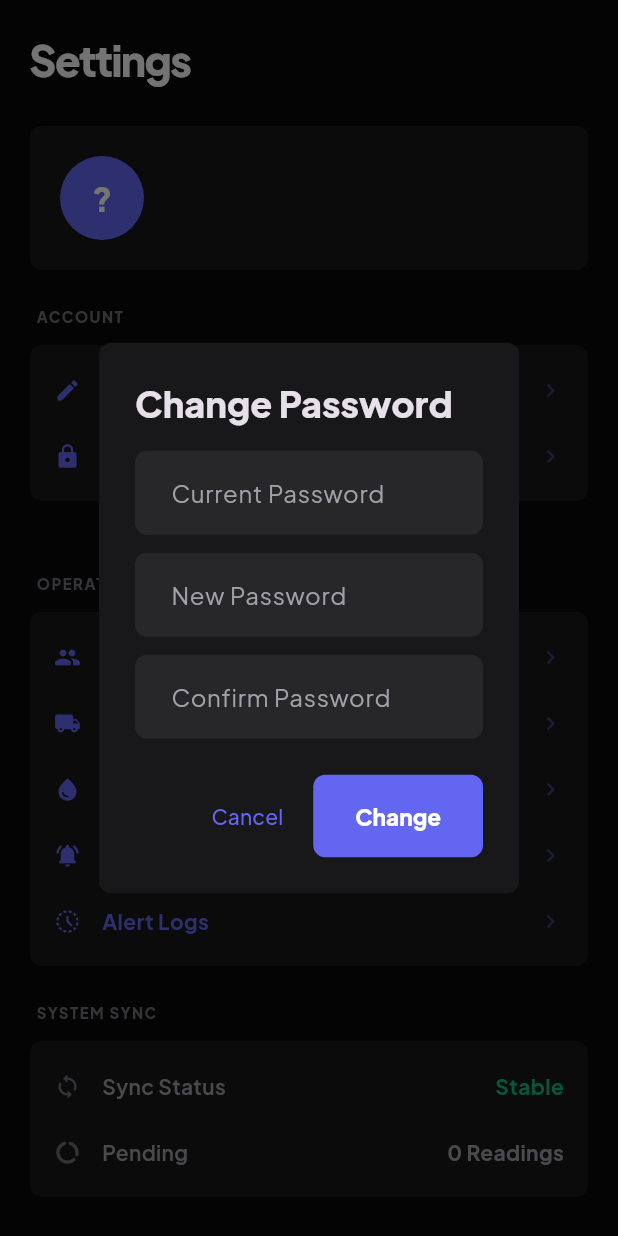
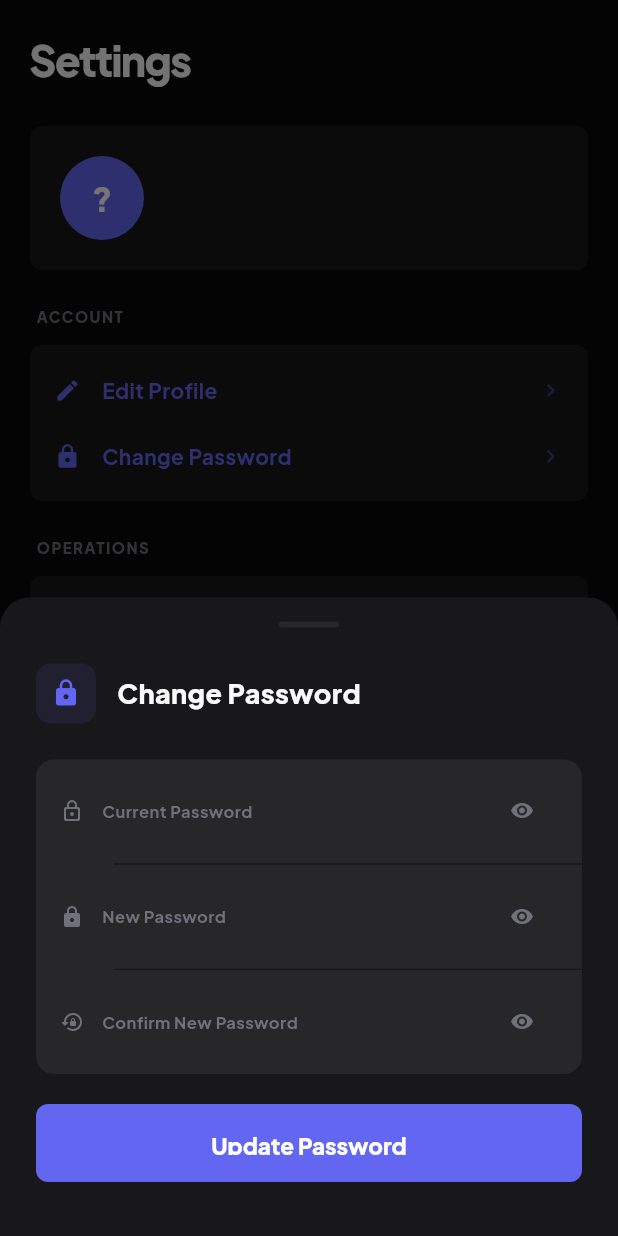
Before and after one commit to Aarondio/fuelops-frontend, a Flutter app: the ProfileScreen screen opened directly, after a tap on "Change Password", on a phone screen of 412 x 824 dp. Run offline on Flutter 3.47's test engine with Material 3 defaults, Android fonts, the phone set to English and light mode, and no system bars; our stand-ins replace connectivity_plus, flutter_dotenv, flutter_image_compress, flutter_secure_storage, google_fonts, image_picker and 1 more; missing offline and left inert: google_mlkit_text_recognition; accounts and stored records are empty.

Commit message:
redesign: replace AlertDialog modals with polished bottom sheets on profile screen
- Swap all 3 AlertDialogs (edit profile, change password, sign out) for
  showModalBottomSheet with drag handle, matching app design language
- Extract reusable _FormSheet + _SheetField components — both form modals
  share identical rendering logic with zero duplication
- Group fields in surfaceLight container with per-field leading icons and
  dividers between rows (settings-list style)
- Add show/hide toggle to every password field (was completely missing)
- Inline error banner below fields instead of disappearing snackbar
- Keyboard-aware layout via viewInsets.bottom padding
- Sign out sheet: circular icon, explanatory copy, stacked full-width
  buttons (Sign Out red + Cancel outlined) replacing cramped inline actions

Co-Authored-By: Claude Opus 4.6 <noreply@anthropic.com>

```diff
--- a/lib/screens/profile_screen.dart
+++ b/lib/screens/profile_screen.dart
@@ -18,46 +18,19 @@ class ProfileScreen extends StatefulWidget {
 }
 
 class _ProfileScreenState extends State<ProfileScreen> {
-  void _showEditProfileDialog(BuildContext context, AuthProvider auth) {
+  void _showEditProfileSheet(BuildContext context, AuthProvider auth) {
     final nameController = TextEditingController(text: auth.user?.name ?? '');
     final emailController = TextEditingController(text: auth.user?.email ?? '');
-    bool isSubmitting = false;
 
-    showDialog(
+    showModalBottomSheet(
       context: context,
-      builder: (ctx) => StatefulBuilder(
-        builder: (ctx, setDialogState) => AlertDialog(
-          backgroundColor: AppColors.surface,
-          shape: RoundedRectangleBorder(borderRadius: BorderRadius.circular(AppRadius.lg)),
-          title: const Text('Edit Profile', style: TextStyle(fontWeight: FontWeight.w800)),
-          content: Column(
-            mainAxisSize: MainAxisSize.min,
-            children: [
-              TextField(
-                controller: nameController,
-                decoration: const InputDecoration(labelText: 'Name'),
-                style: const TextStyle(fontWeight: FontWeight.w600),
-              ),
-              const SizedBox(height: 16),
-              TextField(
-                controller: emailController,
-                decoration: const InputDecoration(labelText: 'Email'),
-                keyboardType: TextInputType.emailAddress,
-                style: const TextStyle(fontWeight: FontWeight.w600),
-              ),
-            ],
-          ),
-          actions: [
-            TextButton(
-              onPressed: () => Navigator.pop(ctx),
-              child: const Text('Cancel'),
-            ),
-            FilledButton(
-              onPressed: isSubmitting
-                  ? null
-                  : () async {
-                      setDialogState(() => isSubmitting = true);
-                      try {
+      isScrollControlled: true,
+      backgroundColor: Colors.transparent,
+      builder: (ctx) => _FormSheet(
+        title: 'Edit Profile',
+        icon: Icons.person_rounded,
+        submitLabel: 'Save Changes',
+        onSubmit: (setSheetState) async {
           final apiService = ApiService();
           await apiService.updateProfile(
             name: nameController.text.trim(),
@@ -65,29 +38,152 @@ class _ProfileScreenState extends State<ProfileScreen> {
           );
           if (ctx.mounted) Navigator.pop(ctx);
           if (mounted) {
-                          auth.checkAuth(); // Refresh user data
-                          ScaffoldMessenger.of(context).showSnackBar(
-                            const SnackBar(
-                              content: Text('Profile updated', style: TextStyle(fontWeight: FontWeight.w700)),
-                              backgroundColor: AppColors.success,
+            auth.checkAuth();
+            _showSnack('Profile updated', AppColors.success);
+          }
+        },
+        fields: [
+          _SheetField(
+            controller: nameController,
+            label: 'Full Name',
+            icon: Icons.badge_rounded,
+          ),
+          _SheetField(
+            controller: emailController,
+            label: 'Email Address',
+            icon: Icons.email_rounded,
+            keyboardType: TextInputType.emailAddress,
+          ),
+        ],
       ),
     );
   }
-                      } catch (e) {
-                        setDialogState(() => isSubmitting = false);
-                        if (ctx.mounted) {
-                          ScaffoldMessenger.of(context).showSnackBar(
-                            SnackBar(
-                              content: Text('Failed: $e', style: const TextStyle(fontWeight: FontWeight.w700)),
-                              backgroundColor: AppColors.error,
+
+  void _showChangePasswordSheet(BuildContext context) {
+    final currentController = TextEditingController();
+    final newController = TextEditingController();
+    final confirmController = TextEditingController();
+
+    showModalBottomSheet(
+      context: context,
+      isScrollControlled: true,
+      backgroundColor: Colors.transparent,
+      builder: (ctx) => _FormSheet(
+        title: 'Change Password',
+        icon: Icons.lock_rounded,
+        submitLabel: 'Update Password',
+        onSubmit: (setSheetState) async {
+          if (newController.text != confirmController.text) {
+            throw Exception('Passwords do not match');
+          }
+          final apiService = ApiService();
+          await apiService.changePassword(
+            currentPassword: currentController.text,
+            newPassword: newController.text,
+          );
+          if (ctx.mounted) Navigator.pop(ctx);
+          if (mounted) {
+            _showSnack('Password changed successfully', AppColors.success);
+          }
+        },
+        fields: [
+          _SheetField(
+            controller: currentController,
+            label: 'Current Password',
+            icon: Icons.lock_outline_rounded,
+            obscureText: true,
+          ),
+          _SheetField(
+            controller: newController,
+            label: 'New Password',
+            icon: Icons.lock_rounded,
+            obscureText: true,
+          ),
+          _SheetField(
+            controller: confirmController,
+            label: 'Confirm New Password',
+            icon: Icons.lock_reset_rounded,
+            obscureText: true,
+          ),
+        ],
       ),
     );
   }
+
+  void _handleLogout(BuildContext context, AuthProvider auth) {
+    showModalBottomSheet(
+      context: context,
+      backgroundColor: Colors.transparent,
+      builder: (ctx) => Container(
+        decoration: const BoxDecoration(
+          color: AppColors.surface,
+          borderRadius: BorderRadius.vertical(top: Radius.circular(20)),
+        ),
+        padding: const EdgeInsets.fromLTRB(24, 16, 24, 36),
+        child: Column(
+          mainAxisSize: MainAxisSize.min,
+          children: [
+            // Drag handle
+            Container(
+              width: 40,
+              height: 4,
+              decoration: BoxDecoration(
+                color: AppColors.surfaceLight,
+                borderRadius: BorderRadius.circular(2),
+              ),
+            ),
+            const SizedBox(height: 28),
+
+            // Icon
+            Container(
+              padding: const EdgeInsets.all(16),
+              decoration: BoxDecoration(
+                color: AppColors.error.withValues(alpha: 0.1),
+                shape: BoxShape.circle,
+              ),
+              child: const Icon(Icons.logout_rounded, color: AppColors.error, size: 28),
+            ),
+            const SizedBox(height: 16),
+
+            const Text(
+              'Sign Out',
+              style: TextStyle(fontSize: 20, fontWeight: FontWeight.w900, color: AppColors.textPrimary),
+            ),
+            const SizedBox(height: 8),
+            const Text(
+              'Unsynced readings are stored locally and will sync automatically when you log back in.',
+              textAlign: TextAlign.center,
+              style: TextStyle(fontSize: 13, color: AppColors.textSecondary, height: 1.5),
+            ),
+            const SizedBox(height: 28),
+
+            SizedBox(
+              width: double.infinity,
+              height: 52,
+              child: FilledButton(
+                onPressed: () async {
+                  Navigator.pop(ctx);
+                  await auth.logout();
+                  if (context.mounted) {
+                    Navigator.of(context).pushReplacementNamed('/login');
                   }
                 },
-              child: isSubmitting
-                  ? const SizedBox(width: 16, height: 16, child: CircularProgressIndicator(strokeWidth: 2, color: Colors.white))
-                  : const Text('Save'),
+                style: FilledButton.styleFrom(backgroundColor: AppColors.error),
+                child: const Text('Sign Out'),
+              ),
+            ),
+            const SizedBox(height: 12),
+            SizedBox(
+              width: double.infinity,
+              height: 52,
+              child: OutlinedButton(
+                onPressed: () => Navigator.pop(ctx),
+                style: OutlinedButton.styleFrom(
+                  side: const BorderSide(color: AppColors.surfaceLight),
+                  foregroundColor: AppColors.textSecondary,
+                ),
+                child: const Text('Cancel'),
+              ),
             ),
           ],
         ),
@@ -95,98 +191,11 @@ class _ProfileScreenState extends State<ProfileScreen> {
     );
   }
 
-  void _showChangePasswordDialog(BuildContext context) {
-    final currentController = TextEditingController();
-    final newController = TextEditingController();
-    final confirmController = TextEditingController();
-    bool isSubmitting = false;
-
-    showDialog(
-      context: context,
-      builder: (ctx) => StatefulBuilder(
-        builder: (ctx, setDialogState) => AlertDialog(
-          backgroundColor: AppColors.surface,
-          shape: RoundedRectangleBorder(borderRadius: BorderRadius.circular(AppRadius.lg)),
-          title: const Text('Change Password', style: TextStyle(fontWeight: FontWeight.w800)),
-          content: Column(
-            mainAxisSize: MainAxisSize.min,
-            children: [
-              TextField(
-                controller: currentController,
-                obscureText: true,
-                decoration: const InputDecoration(labelText: 'Current Password'),
-                style: const TextStyle(fontWeight: FontWeight.w600),
-              ),
-              const SizedBox(height: 12),
-              TextField(
-                controller: newController,
-                obscureText: true,
-                decoration: const InputDecoration(labelText: 'New Password'),
-                style: const TextStyle(fontWeight: FontWeight.w600),
-              ),
-              const SizedBox(height: 12),
-              TextField(
-                controller: confirmController,
-                obscureText: true,
-                decoration: const InputDecoration(labelText: 'Confirm Password'),
-                style: const TextStyle(fontWeight: FontWeight.w600),
-              ),
-            ],
-          ),
-          actions: [
-            TextButton(
-              onPressed: () => Navigator.pop(ctx),
-              child: const Text('Cancel'),
-            ),
-            FilledButton(
-              onPressed: isSubmitting
-                  ? null
-                  : () async {
-                      if (newController.text != confirmController.text) {
-                        ScaffoldMessenger.of(context).showSnackBar(
-                          const SnackBar(
-                            content: Text('Passwords do not match', style: TextStyle(fontWeight: FontWeight.w700)),
-                            backgroundColor: AppColors.error,
-                          ),
-                        );
-                        return;
-                      }
-                      setDialogState(() => isSubmitting = true);
-                      try {
-                        final apiService = ApiService();
-                        await apiService.changePassword(
-                          currentPassword: currentController.text,
-                          newPassword: newController.text,
-                        );
-                        if (ctx.mounted) Navigator.pop(ctx);
-                        if (mounted) {
-                          ScaffoldMessenger.of(context).showSnackBar(
-                            const SnackBar(
-                              content: Text('Password changed', style: TextStyle(fontWeight: FontWeight.w700)),
-                              backgroundColor: AppColors.success,
-                            ),
-                          );
-                        }
-                      } catch (e) {
-                        setDialogState(() => isSubmitting = false);
-                        if (ctx.mounted) {
-                          ScaffoldMessenger.of(context).showSnackBar(
-                            SnackBar(
-                              content: Text('Failed: $e', style: const TextStyle(fontWeight: FontWeight.w700)),
-                              backgroundColor: AppColors.error,
-                            ),
-                          );
-                        }
-                      }
-                    },
-              child: isSubmitting
-                  ? const SizedBox(width: 16, height: 16, child: CircularProgressIndicator(strokeWidth: 2, color: Colors.white))
-                  : const Text('Change'),
-            ),
-          ],
-        ),
-      ),
-    );
+  void _showSnack(String message, Color color) {
+    ScaffoldMessenger.of(context).showSnackBar(SnackBar(
+      content: Text(message, style: const TextStyle(fontWeight: FontWeight.w700)),
+      backgroundColor: color,
+    ));
   }
 
   @override
@@ -232,19 +241,17 @@ class _ProfileScreenState extends State<ProfileScreen> {
                     icon: Icons.edit_rounded,
                     label: 'Edit Profile',
                     color: AppColors.primary,
-                    onTap: () => _showEditProfileDialog(context, auth),
+                    onTap: () => _showEditProfileSheet(context, auth),
                   ),
                   _ActionRow(
                     icon: Icons.lock_rounded,
                     label: 'Change Password',
                     color: AppColors.primary,
-                    onTap: () => _showChangePasswordDialog(context),
+                    onTap: () => _showChangePasswordSheet(context),
                   ),
                 ],
               ),
             ),
-
-            const SizedBox(height: 24),
 
             const SizedBox(height: 24),
 
@@ -382,37 +389,245 @@ class _ProfileScreenState extends State<ProfileScreen> {
       ),
     );
   }
+}
 
-  void _handleLogout(BuildContext context, AuthProvider auth) async {
-    final confirmed = await showDialog<bool>(
-      context: context,
-      builder: (ctx) => AlertDialog(
-        backgroundColor: AppColors.surface,
-        shape: RoundedRectangleBorder(borderRadius: BorderRadius.circular(AppRadius.lg)),
-        title: const Text('Sign Out', style: TextStyle(fontWeight: FontWeight.w800)),
-        content: const Text('Are you sure you want to sign out? Unsynced data is safe locally.'),
-        actions: [
-          TextButton(
-            onPressed: () => Navigator.pop(ctx, false),
-            child: const Text('Cancel'),
+// ── Reusable Bottom Sheet Form ─────────────────────────────────────────────
+
+class _SheetField {
+  final TextEditingController controller;
+  final String label;
+  final IconData icon;
+  final bool obscureText;
+  final TextInputType keyboardType;
+
+  const _SheetField({
+    required this.controller,
+    required this.label,
+    required this.icon,
+    this.obscureText = false,
+    this.keyboardType = TextInputType.text,
+  });
+}
+
+class _FormSheet extends StatefulWidget {
+  final String title;
+  final IconData icon;
+  final String submitLabel;
+  final List<_SheetField> fields;
+  final Future<void> Function(StateSetter setSheetState) onSubmit;
+
+  const _FormSheet({
+    required this.title,
+    required this.icon,
+    required this.submitLabel,
+    required this.fields,
+    required this.onSubmit,
+  });
+
+  @override
+  State<_FormSheet> createState() => _FormSheetState();
+}
+
+class _FormSheetState extends State<_FormSheet> {
+  bool _isSubmitting = false;
+  String? _error;
+  late final List<bool> _obscured;
+
+  @override
+  void initState() {
+    super.initState();
+    _obscured = widget.fields.map((f) => f.obscureText).toList();
+  }
+
+  Future<void> _submit() async {
+    setState(() {
+      _isSubmitting = true;
+      _error = null;
+    });
+    try {
+      await widget.onSubmit(setState);
+    } catch (e) {
+      if (mounted) {
+        setState(() {
+          _isSubmitting = false;
+          _error = e.toString().replaceFirst('Exception: ', '');
+        });
+      }
+    }
+  }
+
+  @override
+  Widget build(BuildContext context) {
+    final bottomInset = MediaQuery.of(context).viewInsets.bottom;
+
+    return Container(
+      decoration: const BoxDecoration(
+        color: AppColors.surface,
+        borderRadius: BorderRadius.vertical(top: Radius.circular(20)),
       ),
-          FilledButton(
-            onPressed: () => Navigator.pop(ctx, true),
-            style: FilledButton.styleFrom(backgroundColor: AppColors.error),
-            child: const Text('Sign Out'),
+      padding: EdgeInsets.fromLTRB(24, 16, 24, 36 + bottomInset),
+      child: Column(
+        mainAxisSize: MainAxisSize.min,
+        crossAxisAlignment: CrossAxisAlignment.start,
+        children: [
+          // Drag handle
+          Center(
+            child: Container(
+              width: 40,
+              height: 4,
+              decoration: BoxDecoration(
+                color: AppColors.surfaceLight,
+                borderRadius: BorderRadius.circular(2),
+              ),
+            ),
+          ),
+          const SizedBox(height: 24),
+
+          // Header
+          Row(
+            children: [
+              Container(
+                padding: const EdgeInsets.all(10),
+                decoration: BoxDecoration(
+                  color: AppColors.primary.withValues(alpha: 0.1),
+                  borderRadius: BorderRadius.circular(10),
+                ),
+                child: Icon(widget.icon, color: AppColors.primary, size: 20),
+              ),
+              const SizedBox(width: 14),
+              Text(
+                widget.title,
+                style: const TextStyle(
+                  fontSize: 18,
+                  fontWeight: FontWeight.w900,
+                  color: AppColors.textPrimary,
+                ),
+              ),
+            ],
+          ),
+          const SizedBox(height: 24),
+
+          // Fields
+          Container(
+            decoration: BoxDecoration(
+              color: AppColors.surfaceLight,
+              borderRadius: BorderRadius.circular(12),
+            ),
+            child: Column(
+              children: [
+                for (int i = 0; i < widget.fields.length; i++) ...[
+                  if (i > 0)
+                    const Divider(height: 1, color: AppColors.surface, indent: 52),
+                  _buildField(i),
+                ],
+              ],
+            ),
+          ),
+
+          // Error message
+          if (_error != null) ...[
+            const SizedBox(height: 12),
+            Container(
+              padding: const EdgeInsets.symmetric(horizontal: 14, vertical: 10),
+              decoration: BoxDecoration(
+                color: AppColors.error.withValues(alpha: 0.1),
+                borderRadius: BorderRadius.circular(8),
+              ),
+              child: Row(
+                children: [
+                  const Icon(Icons.error_outline_rounded, color: AppColors.error, size: 16),
+                  const SizedBox(width: 8),
+                  Expanded(
+                    child: Text(
+                      _error!,
+                      style: const TextStyle(
+                        fontSize: 12,
+                        fontWeight: FontWeight.w600,
+                        color: AppColors.error,
+                      ),
+                    ),
+                  ),
+                ],
+              ),
+            ),
+          ],
+
+          const SizedBox(height: 20),
+
+          // Submit button
+          SizedBox(
+            width: double.infinity,
+            height: 52,
+            child: FilledButton(
+              onPressed: _isSubmitting ? null : _submit,
+              child: _isSubmitting
+                  ? const SizedBox(
+                      width: 20,
+                      height: 20,
+                      child: CircularProgressIndicator(strokeWidth: 2.5, color: Colors.white),
+                    )
+                  : Text(widget.submitLabel),
+            ),
           ),
         ],
       ),
     );
+  }
 
-    if (confirmed == true && context.mounted) {
-      await auth.logout();
-      if (context.mounted) {
-        Navigator.of(context).pushReplacementNamed('/login');
+  Widget _buildField(int index) {
+    final field = widget.fields[index];
+    final isObscure = _obscured[index];
+
+    return Padding(
+      padding: const EdgeInsets.symmetric(horizontal: 16, vertical: 4),
+      child: Row(
+        children: [
+          Icon(field.icon, size: 16, color: AppColors.textMuted),
+          const SizedBox(width: 12),
+          Expanded(
+            child: TextField(
+              controller: field.controller,
+              obscureText: isObscure,
+              keyboardType: field.keyboardType,
+              style: const TextStyle(
+                fontSize: 14,
+                fontWeight: FontWeight.w600,
+                color: AppColors.textPrimary,
+              ),
+              decoration: InputDecoration(
+                labelText: field.label,
+                labelStyle: const TextStyle(
+                  fontSize: 11,
+                  fontWeight: FontWeight.w700,
+                  color: AppColors.textMuted,
+                  letterSpacing: 0.3,
+                ),
+                border: InputBorder.none,
+                enabledBorder: InputBorder.none,
+                focusedBorder: InputBorder.none,
+                fillColor: Colors.transparent,
+                filled: false,
+                contentPadding: const EdgeInsets.symmetric(vertical: 14),
+                suffixIcon: field.obscureText
+                    ? GestureDetector(
+                        onTap: () => setState(() => _obscured[index] = !isObscure),
+                        child: Icon(
+                          isObscure ? Icons.visibility_rounded : Icons.visibility_off_rounded,
+                          size: 16,
+                          color: AppColors.textMuted,
+                        ),
+                      )
+                    : null,
+              ),
+            ),
+          ),
+        ],
+      ),
+    );
   }
 }
-  }
-}
+
+// ── Profile Components ────────────────────────────────────────────────────
 
 class _HeroProfile extends StatelessWidget {
   final String name;
```
Lines whose indentation alone changed are shown as unchanged.
